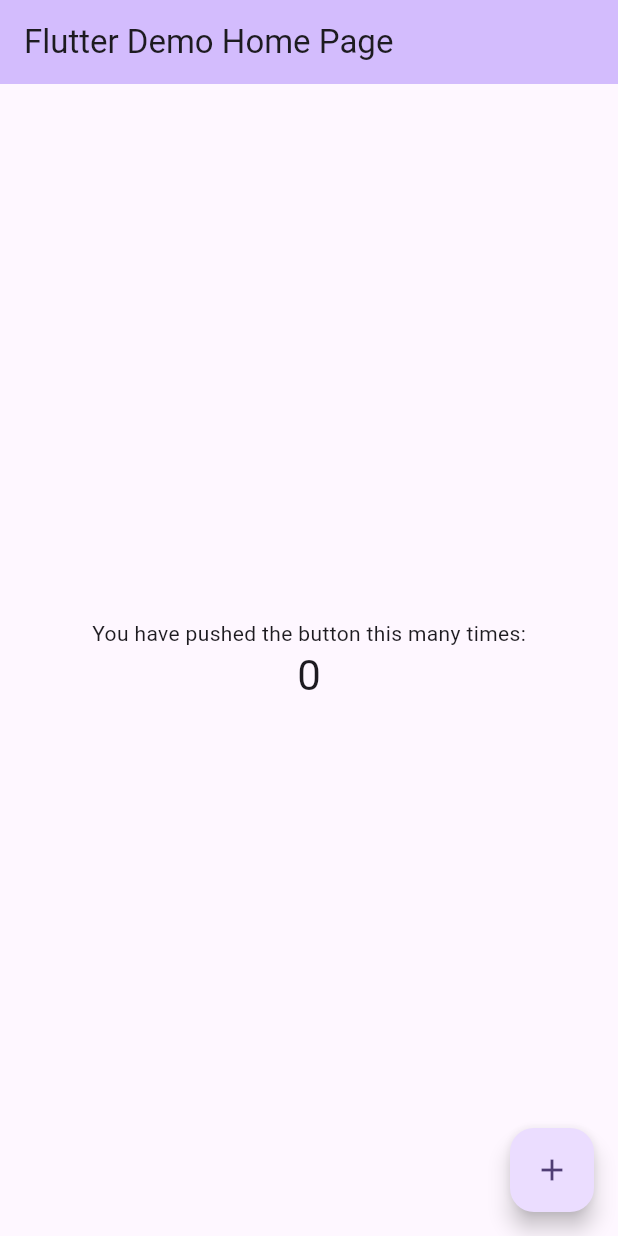
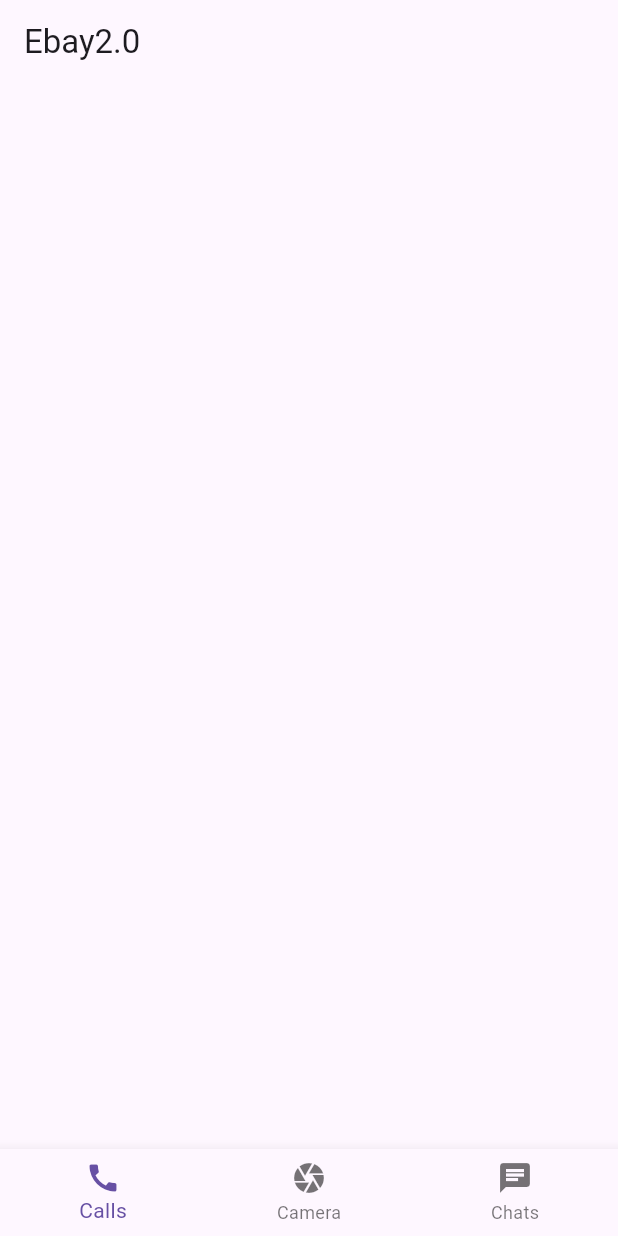
Before and after one commit to AaronPeterOcen/shopping_flutter, a Flutter app: the screen it shows after launch, on a phone screen of 412 x 824 dp. Run offline on Flutter 3.47's test engine with Material 3 defaults, Android fonts, the phone set to English and light mode, and no system bars.

Commit message:
updating and starting on the project a fresh

```diff
--- a/lib/main.dart
+++ b/lib/main.dart
@@ -1,4 +1,5 @@
 import 'package:flutter/material.dart';
+import 'package:shopping_flutter/screens/home_screen.dart';
 
 void main() {
   runApp(const MyApp());
@@ -11,115 +12,8 @@
   @override
   Widget build(BuildContext context) {
     return MaterialApp(
-      title: 'Flutter Demo',
-      theme: ThemeData(
-        // This is the theme of your application.
-        //
-        // TRY THIS: Try running your application with "flutter run". You'll see
-        // the application has a purple toolbar. Then, without quitting the app,
-        // try changing the seedColor in the colorScheme below to Colors.green
-        // and then invoke "hot reload" (save your changes or press the "hot
-        // reload" button in a Flutter-supported IDE, or press "r" if you used
-        // the command line to start the app).
-        //
-        // Notice that the counter didn't reset back to zero; the application
-        // state is not lost during the reload. To reset the state, use hot
-        // restart instead.
-        //
-        // This works for code too, not just values: Most code changes can be
-        // tested with just a hot reload.
-        colorScheme: ColorScheme.fromSeed(seedColor: Colors.deepPurple),
-        useMaterial3: true,
-      ),
-      home: const MyHomePage(title: 'Flutter Demo Home Page'),
+      debugShowCheckedModeBanner: false,
+      home: HomeScreen(),
     );
   }
 }
-
-class MyHomePage extends StatefulWidget {
-  const MyHomePage({super.key, required this.title});
-
-  // This widget is the home page of your application. It is stateful, meaning
-  // that it has a State object (defined below) that contains fields that affect
-  // how it looks.
-
-  // This class is the configuration for the state. It holds the values (in this
-  // case the title) provided by the parent (in this case the App widget) and
-  // used by the build method of the State. Fields in a Widget subclass are
-  // always marked "final".
-
-  final String title;
-
-  @override
-  State<MyHomePage> createState() => _MyHomePageState();
-}
-
-class _MyHomePageState extends State<MyHomePage> {
-  int _counter = 0;
-
-  void _incrementCounter() {
-    setState(() {
-      // This call to setState tells the Flutter framework that something has
-      // changed in this State, which causes it to rerun the build method below
-      // so that the display can reflect the updated values. If we changed
-      // _counter without calling setState(), then the build method would not be
-      // called again, and so nothing would appear to happen.
-      _counter++;
-    });
-  }
-
-  @override
-  Widget build(BuildContext context) {
-    // This method is rerun every time setState is called, for instance as done
-    // by the _incrementCounter method above.
-    //
-    // The Flutter framework has been optimized to make rerunning build methods
-    // fast, so that you can just rebuild anything that needs updating rather
-    // than having to individually change instances of widgets.
-    return Scaffold(
-      appBar: AppBar(
-        // TRY THIS: Try changing the color here to a specific color (to
-        // Colors.amber, perhaps?) and trigger a hot reload to see the AppBar
-        // change color while the other colors stay the same.
-        backgroundColor: Theme.of(context).colorScheme.inversePrimary,
-        // Here we take the value from the MyHomePage object that was created by
-        // the App.build method, and use it to set our appbar title.
-        title: Text(widget.title),
-      ),
-      body: Center(
-        // Center is a layout widget. It takes a single child and positions it
-        // in the middle of the parent.
-        child: Column(
-          // Column is also a layout widget. It takes a list of children and
-          // arranges them vertically. By default, it sizes itself to fit its
-          // children horizontally, and tries to be as tall as its parent.
-          //
-          // Column has various properties to control how it sizes itself and
-          // how it positions its children. Here we use mainAxisAlignment to
-          // center the children vertically; the main axis here is the vertical
-          // axis because Columns are vertical (the cross axis would be
-          // horizontal).
-          //
-          // TRY THIS: Invoke "debug painting" (choose the "Toggle Debug Paint"
-          // action in the IDE, or press "p" in the console), to see the
-          // wireframe for each widget.
-          mainAxisAlignment: MainAxisAlignment.center,
-          children: <Widget>[
-            const Text(
-              'You have pushed the button this many times:',
-            ),
-            Text(
-              '$_counter',
-              style: Theme.of(context).textTheme.headlineMedium,
-            ),
-          ],
-        ),
-      ),
-      floatingActionButton: FloatingActionButton(
-        onPressed: _incrementCounter,
-        tooltip: 'Increment',
-        child: const Icon(Icons.add),
-      ), // This trailing comma makes auto-formatting nicer for build methods.
-    );
-  }
-}
--- /dev/null
+++ b/lib/screens/home_screen.dart
@@ -0,0 +1,18 @@
+import 'package:flutter/material.dart';
+import 'package:shopping_flutter/screens/main_home_screen.dart';
+
+class HomeScreen extends StatelessWidget {
+  const HomeScreen({super.key});
+
+  @override
+  Widget build(BuildContext context) {
+    return Scaffold(
+      appBar: AppBar(
+        title: Text(
+          "Ebay2.0",
+        ),
+      ),
+      body: MainHomeScreen(),
+    );
+  }
+}
--- /dev/null
+++ b/lib/screens/main_home_screen.dart
@@ -0,0 +1,32 @@
+import 'package:flutter/material.dart';
+
+class MainHomeScreen extends StatefulWidget {
+  const MainHomeScreen({super.key});
+
+  @override
+  State<MainHomeScreen> createState() => _MainHomeScreenState();
+}
+
+class _MainHomeScreenState extends State<MainHomeScreen> {
+  @override
+  Widget build(BuildContext context) {
+    return Scaffold(
+      bottomNavigationBar: BottomNavigationBar(
+        items: const <BottomNavigationBarItem>[
+          BottomNavigationBarItem(
+            icon: Icon(Icons.call),
+            label: 'Calls',
+          ),
+          BottomNavigationBarItem(
+            icon: Icon(Icons.camera),
+            label: 'Camera',
+          ),
+          BottomNavigationBarItem(
+            icon: Icon(Icons.chat),
+            label: 'Chats',
+          ),
+        ],
+      ),
+    );
+  }
+}
--- a/pubspec.yaml
+++ b/pubspec.yaml
@@ -34,6 +34,7 @@
   # The following adds the Cupertino Icons font to your application.
   # Use with the CupertinoIcons class for iOS style icons.
   cupertino_icons: ^1.0.8
+  water_drop_nav_bar: ^2.2.2
 
 dev_dependencies:
   flutter_test:
```
Also changed, not shown: pubspec.lock.
